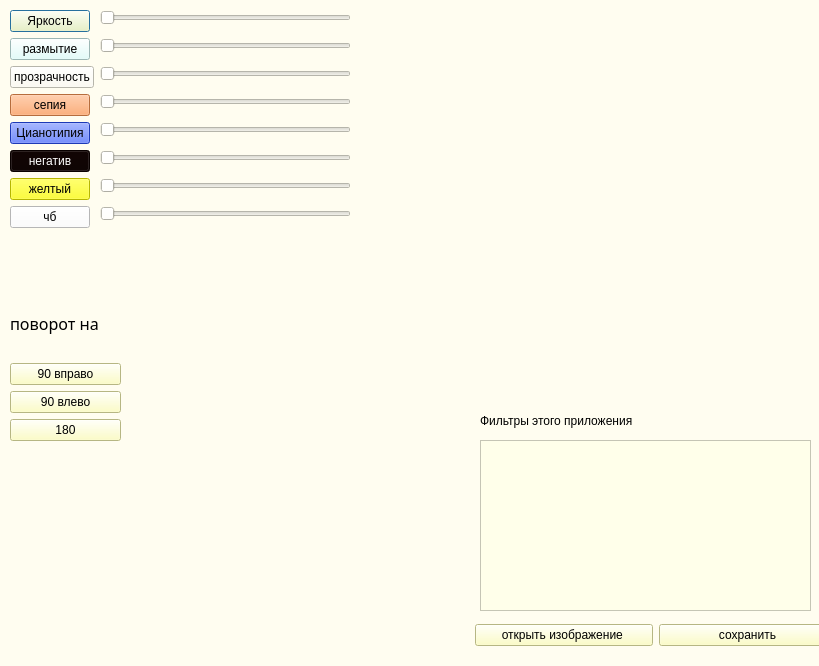
Sofi-s/projectQT, file photoshop2.ui: the form before one commit.
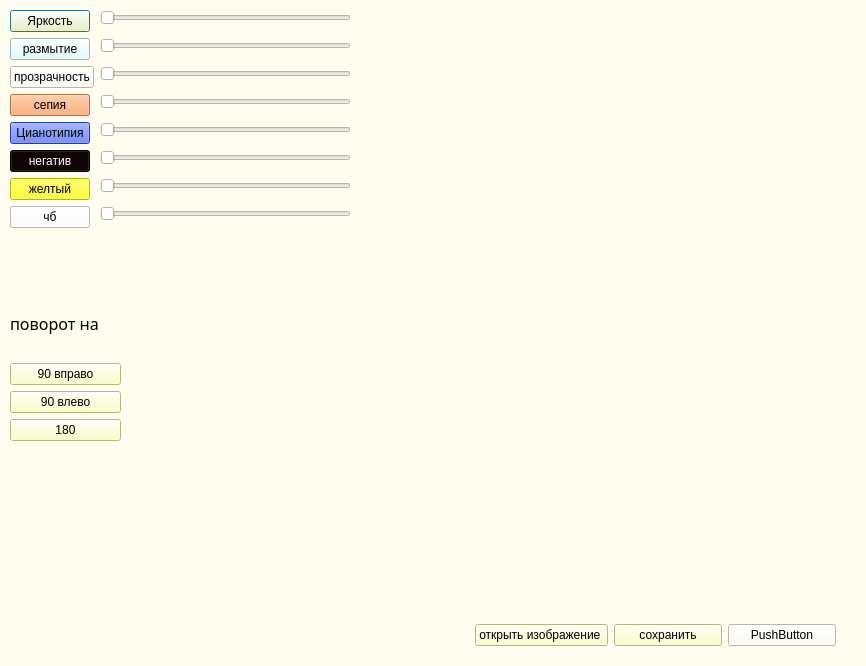
The form after the commit.

Commit message: TABLE; history

The edit to the form file:
```diff
--- a/photoshop2.ui
+++ b/photoshop2.ui
@@ -6,7 +6,7 @@
    <rect>
     <x>0</x>
     <y>0</y>
-    <width>819</width>
+    <width>866</width>
     <height>666</height>
    </rect>
   </property>
@@ -192,6 +192,13 @@
       </property>
      </widget>
     </item>
+    <item>
+     <widget class="QPushButton" name="push_bd">
+      <property name="text">
+       <string>PushButton</string>
+      </property>
+     </widget>
+    </item>
    </layout>
   </widget>
   <widget class="QWidget" name="verticalLayoutWidget">
@@ -265,32 +272,6 @@
     <string/>
    </property>
   </widget>
-  <widget class="QTableWidget" name="tableWidget">
-   <property name="geometry">
-    <rect>
-     <x>480</x>
-     <y>440</y>
-     <width>331</width>
-     <height>171</height>
-    </rect>
-   </property>
-   <property name="styleSheet">
-    <string notr="true">background-color: rgb(255, 255, 234);</string>
-   </property>
-  </widget>
-  <widget class="QLabel" name="label">
-   <property name="geometry">
-    <rect>
-     <x>480</x>
-     <y>410</y>
-     <width>311</width>
-     <height>21</height>
-    </rect>
-   </property>
-   <property name="text">
-    <string>Фильтры этого приложения</string>
-   </property>
-  </widget>
  </widget>
  <resources/>
  <connections/>
```
The commit also changes 17 other files.
